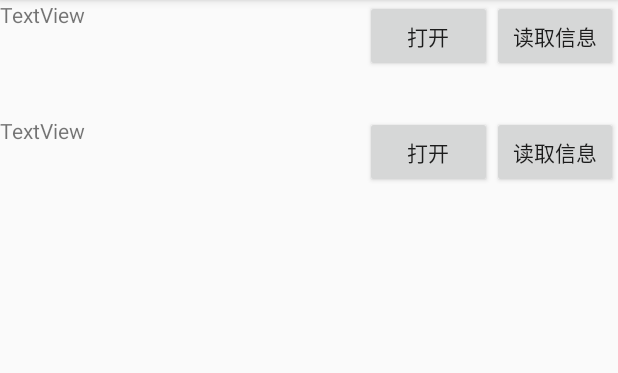
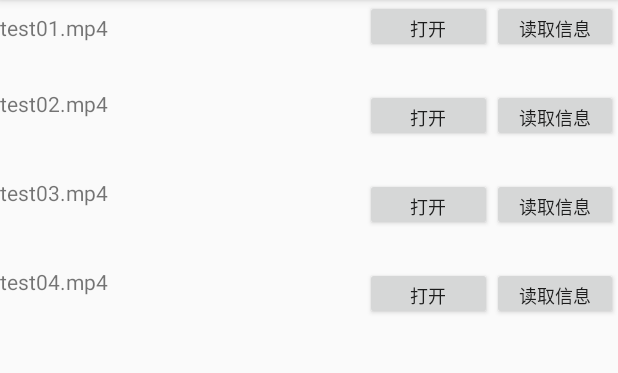
Before and after one commit to MingruiZhou/mp4v2_source, an Android app: the screen it shows after launch (MainActivity), on a phone screen of 412 x 824 dp, the part 84-457 px from its top. Run offline under Robolectric (Android 15) with nearby library versions, the light colour scheme and no system bars; 1 statement that could not run was skipped.

Commit message:
实现读取指定时间戳后的一段流数据

```diff
--- a/app/src/main/AndroidManifest.xml
+++ b/app/src/main/AndroidManifest.xml
@@ -12,7 +12,9 @@
         android:roundIcon="@mipmap/ic_launcher_round"
         android:supportsRtl="true"
         android:theme="@style/AppTheme">
-        <activity android:name=".MainActivity">
+        <activity android:name=".MainActivity"
+        android:configChanges="orientation|keyboardHidden|screenSize"
+        android:screenOrientation="portrait">
         <intent-filter>
             <action android:name="android.intent.action.MAIN" />
 
--- /dev/null
+++ b/app/src/main/java/google/mp4v2_github/LayoutElements.java
@@ -0,0 +1,64 @@
+package google.mp4v2_github;
+
+import android.widget.Button;
+import android.widget.TextView;
+
+public class LayoutElements {
+    private TextView mTv = null;
+    private Button   mOpenBt = null;
+    private Button   mReadBt = null;
+    private MP4Parse mParse = null;
+    private String mFileName = null;
+
+    public void setInfo(TextView tv, Button open, Button read){
+        this.mTv = tv;
+        this.mOpenBt = open;
+        this.mReadBt = read;
+    }
+
+    public int open(){
+        if (mParse != null){
+            mParse.closeMP4File();
+            mParse = null;
+            MGLog.d("关闭文件：" + mFileName);
+            mOpenBt.setText("打开");
+            mIsReading = false;
+            mReadBt.setText("读取信息");
+            return 0;
+        }
+
+        mFileName = mTv.getText().toString();
+        mParse = new MP4Parse("sdcard/Download/" + mFileName);
+        int ret = mParse.openMP4File();
+        MGLog.d("打开文件：" + mFileName + ", ret：" + ret);
+        mOpenBt.setText("关闭");
+        return 0;
+    }
+
+    boolean mIsReading = false;
+    public int read(){
+        if (mParse != null){
+            if (mIsReading){
+                MGLog.i("开始停止读取。。。。。。。");
+                mParse.stop();
+                mIsReading = false;
+                MGLog.i("停止读取结束。。。。。。。。。");
+                mReadBt.setText("读取信息");
+            } else {
+                byte[] sps = mParse.getSPS();
+                byte[] pps = mParse.getPPS();
+                byte[] aes = mParse.getAES();
+                MGLog.i("sps:" + sps + ", spsLen:" + (sps != null ? sps.length : 0) + ", pps:" + pps + ", ppsLen:" + (pps != null ? pps.length : 0) +
+                        ", aes:" + aes + ", aesLen:" + (aes != null ? aes.length : 0));
+                mParse.getMP4Info();
+                long startTime = 2000;
+                long duration = 5000;
+                mParse.start(startTime, duration);
+                mIsReading = true;
+                mReadBt.setText("停止读取");
+            }
+        }
+
+        return mIsReading ? 1 : 0;
+    }
+}
--- a/app/src/main/java/google/mp4v2_github/MGLog.java
+++ b/app/src/main/java/google/mp4v2_github/MGLog.java
@@ -12,7 +12,7 @@ public class MGLog {
 
     private static int mLeavel = -1;
 
-    private static String filter = "MapGoo ";
+    private static String filter = "";
     public static void setLeavel(int leavel){
         mLeavel = leavel;
     }
--- a/app/src/main/res/layout/activity_main.xml
+++ b/app/src/main/res/layout/activity_main.xml
@@ -9,7 +9,7 @@
     <LinearLayout
         android:id="@+id/linearLayout3"
         android:layout_width="0dp"
-        android:layout_height="53dp"
+        android:layout_height="wrap_content"
         android:orientation="horizontal"
         app:layout_constraintEnd_toEndOf="parent"
         app:layout_constraintStart_toStartOf="parent"
@@ -18,26 +18,31 @@
         <TextView
             android:id="@+id/file1"
             android:layout_width="match_parent"
-            android:layout_height="match_parent"
+            android:layout_height="35dp"
             android:layout_weight="50"
-            android:text="TextView" />
+            android:text="test01.mp4" />
 
         <Button
             android:id="@+id/open1"
             android:layout_width="wrap_content"
-            android:layout_height="wrap_content"
+            android:layout_height="35dp"
             android:layout_weight="1"
-            android:text="打开" />
+            android:onClick="onClickOpen1"
+            android:text="打开"
+            android:textSize="12sp" />
 
         <Button
             android:id="@+id/read1"
             android:layout_width="wrap_content"
-            android:layout_height="wrap_content"
+            android:layout_height="35dp"
             android:layout_weight="1"
-            android:text="读取信息" />
+            android:onClick="onClickRead1"
+            android:text="读取信息"
+            android:textSize="12sp" />
     </LinearLayout>
 
     <LinearLayout
+        android:id="@+id/linearLayout"
         android:layout_width="0dp"
         android:layout_height="wrap_content"
         android:layout_marginTop="24dp"
@@ -51,21 +56,125 @@
             android:layout_width="match_parent"
             android:layout_height="match_parent"
             android:layout_weight="50"
-            android:text="TextView" />
+            android:text="test02.mp4" />
 
         <Button
             android:id="@+id/open2"
             android:layout_width="wrap_content"
-            android:layout_height="wrap_content"
+            android:layout_height="35dp"
             android:layout_weight="1"
-            android:text="打开" />
+            android:onClick="onClickOpen2"
+            android:text="打开"
+            android:textSize="12sp" />
 
         <Button
             android:id="@+id/read2"
             android:layout_width="wrap_content"
-            android:layout_height="wrap_content"
+            android:layout_height="35dp"
             android:layout_weight="1"
-            android:text="读取信息" />
+            android:onClick="onClickRead2"
+            android:text="读取信息"
+            android:textSize="12sp" />
 
     </LinearLayout>
+
+    <LinearLayout
+        android:id="@+id/linearLayout2"
+        android:layout_width="0dp"
+        android:layout_height="wrap_content"
+        android:layout_marginTop="24dp"
+        android:orientation="horizontal"
+        app:layout_constraintEnd_toEndOf="parent"
+        app:layout_constraintStart_toStartOf="parent"
+        app:layout_constraintTop_toBottomOf="@+id/linearLayout">
+
+        <TextView
+            android:id="@+id/file3"
+            android:layout_width="match_parent"
+            android:layout_height="match_parent"
+            android:layout_weight="50"
+            android:text="test03.mp4" />
+
+        <Button
+            android:id="@+id/open3"
+            android:layout_width="wrap_content"
+            android:layout_height="35dp"
+            android:layout_weight="1"
+            android:onClick="onClickOpen3"
+            android:text="打开"
+            android:textSize="12sp" />
+
+        <Button
+            android:id="@+id/read3"
+            android:layout_width="wrap_content"
+            android:layout_height="35dp"
+            android:layout_weight="1"
+            android:onClick="onClickRead3"
+            android:text="读取信息"
+            android:textSize="12sp" />
+    </LinearLayout>
+
+    <LinearLayout
+        android:id="@+id/linearLayout4"
+        android:layout_width="0dp"
+        android:layout_height="wrap_content"
+        android:layout_marginTop="24dp"
+        android:orientation="horizontal"
+        app:layout_constraintEnd_toEndOf="parent"
+        app:layout_constraintStart_toStartOf="parent"
+        app:layout_constraintTop_toBottomOf="@+id/linearLayout2">
+
+        <TextView
+            android:id="@+id/file4"
+            android:layout_width="match_parent"
+            android:layout_height="match_parent"
+            android:layout_weight="50"
+            android:text="test04.mp4" />
+
+        <Button
+            android:id="@+id/open4"
+            android:layout_width="wrap_content"
+            android:layout_height="35dp"
+            android:layout_weight="1"
+            android:onClick="onClickOpen4"
+            android:text="打开"
+            android:textSize="12sp" />
+
+        <Button
+            android:id="@+id/read4"
+            android:layout_width="wrap_content"
+            android:layout_height="35dp"
+            android:layout_weight="1"
+            android:onClick="onClickRead4"
+            android:text="读取信息"
+            android:textSize="12sp" />
+    </LinearLayout>
+
+    <TableLayout
+        android:id="@+id/tableLayout"
+        android:layout_width="0dp"
+        android:layout_height="0dp"
+        app:layout_constraintBottom_toBottomOf="parent"
+        app:layout_constraintEnd_toEndOf="parent"
+        app:layout_constraintHorizontal_bias="0.0"
+        app:layout_constraintStart_toStartOf="parent"
+        app:layout_constraintTop_toBottomOf="@+id/linearLayout4">
+
+        <TableRow
+            android:layout_width="match_parent"
+            android:layout_height="match_parent" />
+
+        <TableRow
+            android:layout_width="match_parent"
+            android:layout_height="match_parent" />
+
+        <TableRow
+            android:layout_width="match_parent"
+            android:layout_height="match_parent" />
+
+        <TableRow
+            android:layout_width="match_parent"
+            android:layout_height="match_parent" />
+    </TableLayout>
+
 </android.support.constraint.ConstraintLayout>
```
Also changed, not shown: app/src/main/java/google/mp4v2_github/MP4Parse.java (+9 -3 lines), app/src/main/java/google/mp4v2_github/MainActivity.java (+49 -34 lines), 4 other files. Lines whose indentation alone changed are shown as unchanged.
